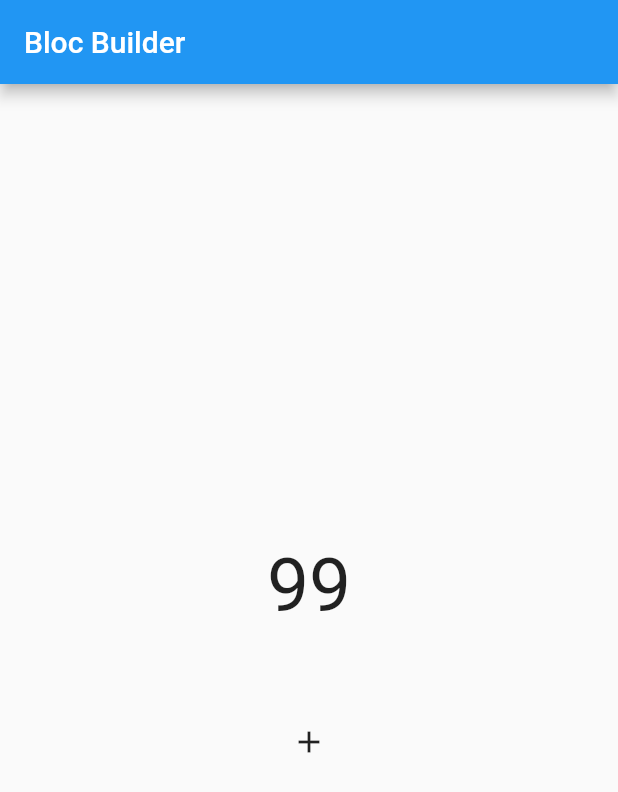
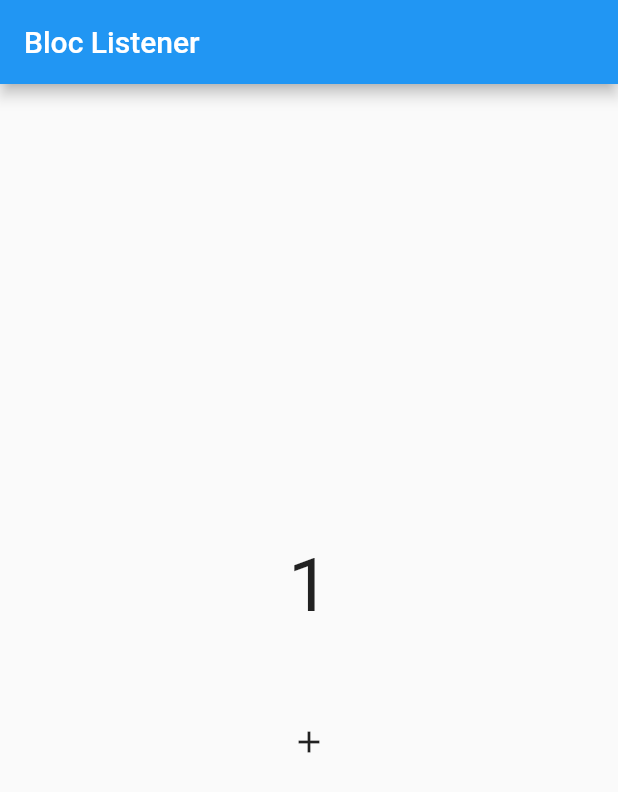
Before and after one commit to aditiyakd/latihan_bloc, a Flutter app: the screen it shows after launch, after a tap on the "add" icon, on a phone screen of 412 x 824 dp. Shown: the top 792 px of the screen. Run offline on Flutter 3.47's test engine with Material 2 defaults, Android fonts, the phone set to English and light mode, and no system bars; our stand-ins replace bloc, flutter_bloc.

Commit message:
konsep bloclistener

```diff
--- /dev/null
+++ b/lib/lessons/bloc_listener_page.dart
@@ -0,0 +1,57 @@
+import 'package:flutter_bloc/flutter_bloc.dart';
+
+import 'bloc/counter.dart';
+import 'package:flutter/material.dart';
+
+class BlocListenerPage extends StatelessWidget {
+  BlocListenerPage({super.key});
+
+  final Counter myCounter = Counter();
+
+  @override
+  Widget build(BuildContext context) {
+    var mainAxisAlignment;
+    return Scaffold(
+      appBar: AppBar(title: const Text("Bloc Listener")),
+      body: Column(
+        mainAxisAlignment: MainAxisAlignment.center,
+        children: [
+          BlocListener<Counter, int>(
+            bloc: myCounter,
+            listener: (context, state) {
+              ScaffoldMessenger.of(context).showSnackBar(SnackBar(
+                content: Text("TAMPILKAN $state"),
+              ));
+            },
+            listenWhen: (previous, current) {
+	      if (current == 5) {
+                return true;
+              } else {
+                return false;
+              }
+            },
+            child: BlocBuilder<Counter, int>(
+              bloc: myCounter,
+              builder: (context, state) {
+                return Text(
+                  "$state",
+                  style: const TextStyle(fontSize: 50),
+		);
+	      },
+	    ),
+	  ),
+          const SizedBox(height: 50),
+	  Row(
+            mainAxisAlignment: MainAxisAlignment.spaceEvenly,
+            children: [
+              IconButton(
+                onPressed: myCounter.increment,
+                icon: const Icon(Icons.add),
+	      ),
+	    ],
+	  ),
+        ],
+      ),
+    );
+  }
+}
--- a/lib/main.dart
+++ b/lib/main.dart
@@ -1,5 +1,6 @@
 import 'package:flutter/material.dart';
 import 'lessons/bloc_builder_page.dart';
+import 'lessons/bloc_listener_page.dart';
 
 void main() {
   runApp(const MyApp());
@@ -12,7 +13,7 @@ class MyApp extends StatelessWidget {
   Widget build(BuildContext context) {
     return MaterialApp(
       debugShowCheckedModeBanner: false,
-      home: BlocBuilderPage(),
+      home: BlocListenerPage(),
     );
   }
 }
```
